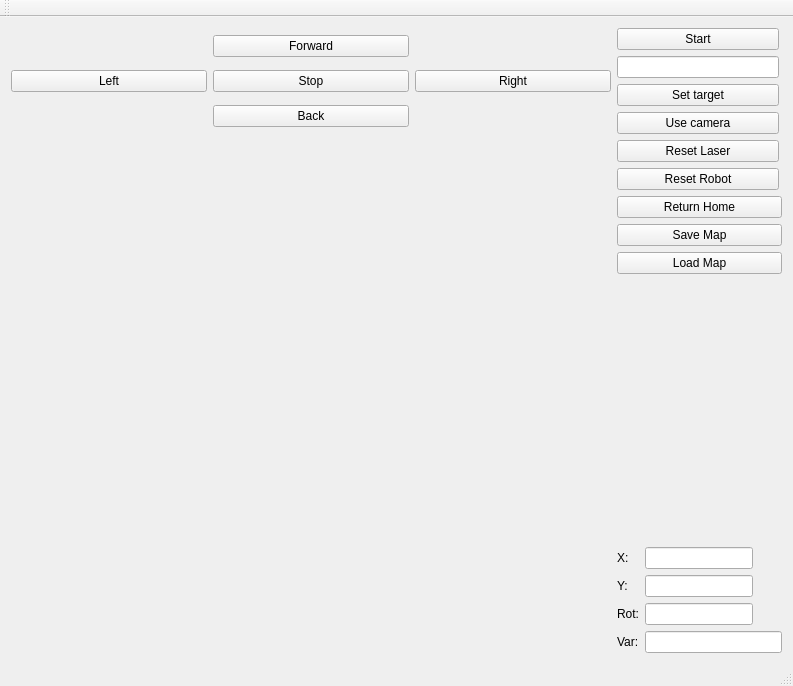
First picture: the form in uloha-1/uloha1/mainwindow.ui, repository matejmedveczky/rmr_benkovsky_medveczky, before the edit.
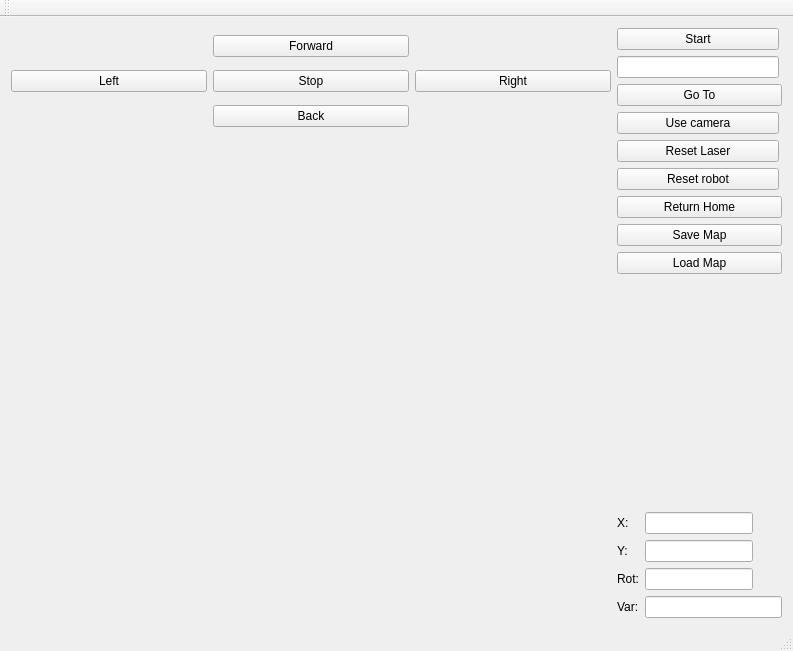
Second picture: the form after the edit.

Patch:
```diff
--- a/uloha-1/uloha1/mainwindow.ui
+++ b/uloha-1/uloha1/mainwindow.ui
@@ -7,7 +7,7 @@
     <x>0</x>
     <y>0</y>
     <width>793</width>
-    <height>686</height>
+    <height>651</height>
    </rect>
   </property>
   <property name="windowTitle">
@@ -54,20 +54,8 @@
       </item>
       <item>
        <widget class="QPushButton" name="pushButton_11">
-        <property name="sizePolicy">
-         <sizepolicy hsizetype="Fixed" vsizetype="Fixed">
-          <horstretch>0</horstretch>
-          <verstretch>0</verstretch>
-         </sizepolicy>
-        </property>
-        <property name="minimumSize">
-         <size>
-          <width>162</width>
-          <height>0</height>
-         </size>
-        </property>
         <property name="text">
-         <string>Set target</string>
+         <string>Go To</string>
         </property>
        </widget>
       </item>
@@ -197,7 +185,7 @@
          </size>
         </property>
         <property name="text">
-         <string>Reset Robot</string>
+         <string>Reset robot</string>
         </property>
        </widget>
       </item>
```
Left out of the diff: 78 changed lines with no effect on the pictures.
